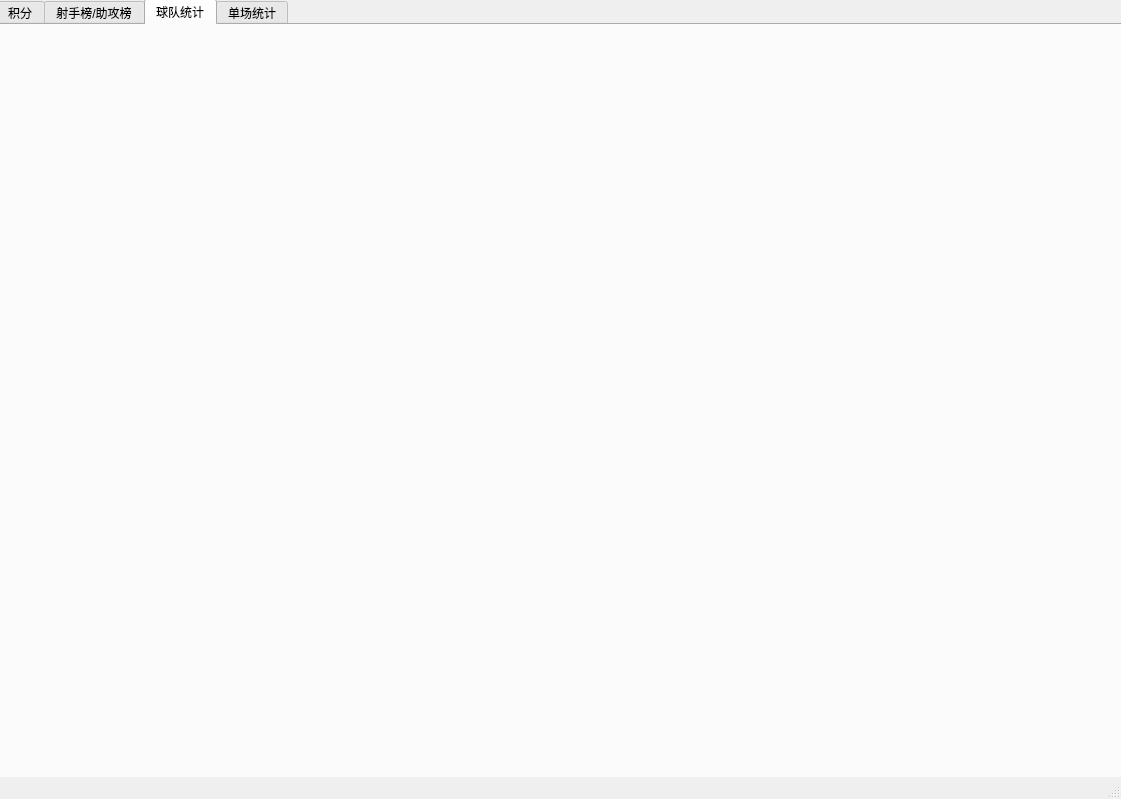
Old version of the form Project/mainUI.ui in the repository FontaineGuo/Tiki-Taka-Visual.
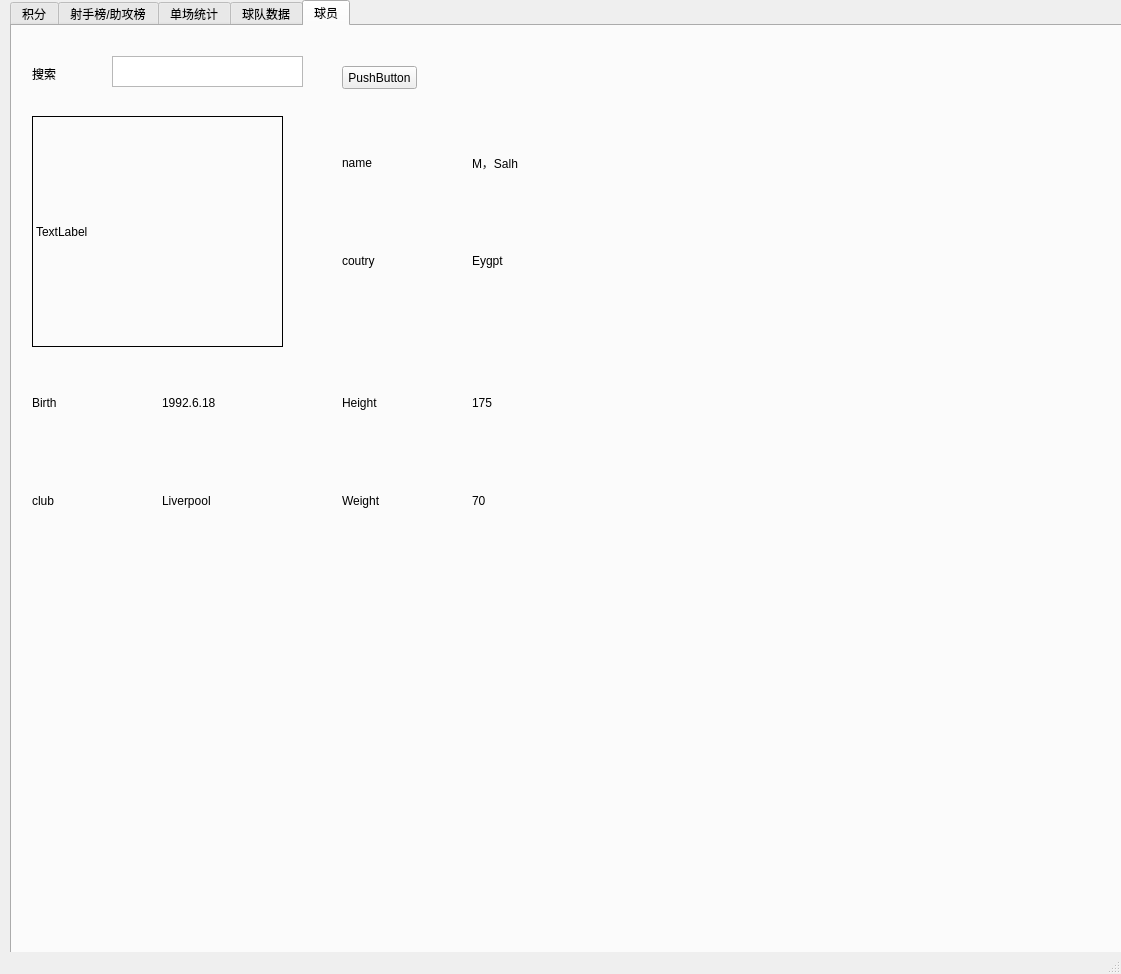
New version of the form. The open tabs and pages were chosen to show the change.

What changed in the file:
```diff
--- a/Project/mainUI.ui
+++ b/Project/mainUI.ui
@@ -7,7 +7,7 @@
     <x>0</x>
     <y>0</y>
     <width>1121</width>
-    <height>799</height>
+    <height>974</height>
    </rect>
   </property>
   <property name="windowTitle">
@@ -17,10 +17,10 @@
    <widget class="QTabWidget" name="MainTabCtr">
     <property name="geometry">
      <rect>
-      <x>-4</x>
-      <y>-1</y>
+      <x>10</x>
+      <y>0</y>
       <width>1131</width>
-      <height>801</height>
+      <height>971</height>
      </rect>
     </property>
     <property name="currentIndex">
@@ -120,15 +120,15 @@
     </widget>
     <widget class="QWidget" name="tab_3">
      <attribute name="title">
-      <string>球队统计</string>
+      <string>单场统计</string>
      </attribute>
      <widget class="QWidget" name="verticalLayoutWidget">
       <property name="geometry">
        <rect>
-        <x>230</x>
-        <y>180</y>
-        <width>821</width>
-        <height>511</height>
+        <x>180</x>
+        <y>350</y>
+        <width>221</width>
+        <height>191</height>
        </rect>
       </property>
       <layout class="QVBoxLayout" name="charts_test">
@@ -140,8 +140,379 @@
     </widget>
     <widget class="QWidget" name="tab_4">
      <attribute name="title">
-      <string>单场统计</string>
+      <string>球队数据</string>
      </attribute>
+     <widget class="QComboBox" name="comboBox_4">
+      <property name="geometry">
+       <rect>
+        <x>40</x>
+        <y>20</y>
+        <width>191</width>
+        <height>22</height>
+       </rect>
+      </property>
+     </widget>
+     <widget class="QComboBox" name="comboBox_5">
+      <property name="geometry">
+       <rect>
+        <x>250</x>
+        <y>20</y>
+        <width>191</width>
+        <height>22</height>
+       </rect>
+      </property>
+     </widget>
+     <widget class="QLabel" name="label_7">
+      <property name="geometry">
+       <rect>
+        <x>40</x>
+        <y>90</y>
+        <width>201</width>
+        <height>191</height>
+       </rect>
+      </property>
+      <property name="frameShape">
+       <enum>QFrame::Panel</enum>
+      </property>
+      <property name="text">
+       <string>TextLabel</string>
+      </property>
+     </widget>
+     <widget class="QWidget" name="verticalLayoutWidget_5">
+      <property name="geometry">
+       <rect>
+        <x>280</x>
+        <y>90</y>
+        <width>121</width>
+        <height>191</height>
+       </rect>
+      </property>
+      <layout class="QVBoxLayout" name="verticalLayout_3">
+       <item>
+        <widget class="QLabel" name="label_8">
+         <property name="text">
+          <string>name</string>
+         </property>
+        </widget>
+       </item>
+       <item>
+        <widget class="QLabel" name="label_9">
+         <property name="text">
+          <string>coutry</string>
+         </property>
+        </widget>
+       </item>
+      </layout>
+     </widget>
+     <widget class="QWidget" name="verticalLayoutWidget_6">
+      <property name="geometry">
+       <rect>
+        <x>440</x>
+        <y>90</y>
+        <width>121</width>
+        <height>191</height>
+       </rect>
+      </property>
+      <layout class="QVBoxLayout" name="verticalLayout_4">
+       <item>
+        <widget class="QLabel" name="label_10">
+         <property name="text">
+          <string>liverpool</string>
+         </property>
+        </widget>
+       </item>
+       <item>
+        <widget class="QLabel" name="label_11">
+         <property name="text">
+          <string>England</string>
+         </property>
+        </widget>
+       </item>
+      </layout>
+     </widget>
+     <widget class="QWidget" name="verticalLayoutWidget_7">
+      <property name="geometry">
+       <rect>
+        <x>40</x>
+        <y>330</y>
+        <width>521</width>
+        <height>281</height>
+       </rect>
+      </property>
+      <layout class="QVBoxLayout" name="verticalLayout_5">
+       <item>
+        <widget class="QWidget" name="widget_2" native="true"/>
+       </item>
+      </layout>
+     </widget>
+     <widget class="QWidget" name="verticalLayoutWidget_8">
+      <property name="geometry">
+       <rect>
+        <x>40</x>
+        <y>630</y>
+        <width>521</width>
+        <height>281</height>
+       </rect>
+      </property>
+      <layout class="QVBoxLayout" name="verticalLayout_6">
+       <item>
+        <widget class="QWidget" name="widget_3" native="true"/>
+       </item>
+      </layout>
+     </widget>
+     <widget class="QTextBrowser" name="textBrowser">
+      <property name="geometry">
+       <rect>
+        <x>600</x>
+        <y>330</y>
+        <width>501</width>
+        <height>581</height>
+       </rect>
+      </property>
+     </widget>
+    </widget>
+    <widget class="QWidget" name="tab_5">
+     <attribute name="title">
+      <string>球员</string>
+     </attribute>
+     <widget class="QPlainTextEdit" name="plainTextEdit">
+      <property name="geometry">
+       <rect>
+        <x>100</x>
+        <y>30</y>
+        <width>191</width>
+        <height>31</height>
+       </rect>
+      </property>
+     </widget>
+     <widget class="QLabel" name="label_12">
+      <property name="geometry">
+       <rect>
+        <x>20</x>
+        <y>32</y>
+        <width>61</width>
+        <height>31</height>
+       </rect>
+      </property>
+      <property name="text">
+       <string>搜索</string>
+      </property>
+     </widget>
+     <widget class="QLabel" name="label_13">
+      <property name="geometry">
+       <rect>
+        <x>20</x>
+        <y>90</y>
+        <width>251</width>
+        <height>231</height>
+       </rect>
+      </property>
+      <property name="frameShape">
+       <enum>QFrame::Panel</enum>
+      </property>
+      <property name="text">
+       <string>TextLabel</string>
+      </property>
+     </widget>
+     <widget class="QWidget" name="verticalLayoutWidget_9">
+      <property name="geometry">
+       <rect>
+        <x>330</x>
+        <y>90</y>
+        <width>121</width>
+        <height>191</height>
+       </rect>
+      </property>
+      <layout class="QVBoxLayout" name="verticalLayout_7">
+       <item>
+        <widget class="QLabel" name="label_14">
+         <property name="text">
+          <string>name</string>
+         </property>
+        </widget>
+       </item>
+       <item>
+        <widget class="QLabel" name="label_15">
+         <property name="text">
+          <string>coutry</string>
+         </property>
+        </widget>
+       </item>
+      </layout>
+     </widget>
+     <widget class="QWidget" name="verticalLayoutWidget_10">
+      <property name="geometry">
+       <rect>
+        <x>460</x>
+        <y>90</y>
+        <width>121</width>
+        <height>191</height>
+       </rect>
+      </property>
+      <layout class="QVBoxLayout" name="verticalLayout_8">
+       <item>
+        <widget class="QLabel" name="label_16">
+         <property name="text">
+          <string>M，Salh</string>
+         </property>
+        </widget>
+       </item>
+       <item>
+        <widget class="QLabel" name="label_17">
+         <property name="text">
+          <string>Eygpt</string>
+         </property>
+        </widget>
+       </item>
+      </layout>
+     </widget>
+     <widget class="QWidget" name="verticalLayoutWidget_11">
+      <property name="geometry">
+       <rect>
+        <x>20</x>
+        <y>330</y>
+        <width>121</width>
+        <height>191</height>
+       </rect>
+      </property>
+      <layout class="QVBoxLayout" name="verticalLayout_9">
+       <item>
+        <widget class="QLabel" name="label_18">
+         <property name="text">
+          <string>Birth</string>
+         </property>
+        </widget>
+       </item>
+       <item>
+        <widget class="QLabel" name="label_19">
+         <property name="text">
+          <string>club</string>
+         </property>
+        </widget>
+       </item>
+      </layout>
+     </widget>
+     <widget class="QWidget" name="verticalLayoutWidget_12">
+      <property name="geometry">
+       <rect>
+        <x>150</x>
+        <y>330</y>
+        <width>121</width>
+        <height>191</height>
+       </rect>
+      </property>
+      <layout class="QVBoxLayout" name="verticalLayout_10">
+       <item>
+        <widget class="QLabel" name="label_20">
+         <property name="text">
+          <string>1992.6.18</string>
+         </property>
+        </widget>
+       </item>
+       <item>
+        <widget class="QLabel" name="label_21">
+         <property name="text">
+          <string>Liverpool</string>
+         </property>
+        </widget>
+       </item>
+      </layout>
+     </widget>
+     <widget class="QWidget" name="verticalLayoutWidget_13">
+      <property name="geometry">
+       <rect>
+        <x>330</x>
+        <y>330</y>
+        <width>121</width>
+        <height>191</height>
+       </rect>
+      </property>
+      <layout class="QVBoxLayout" name="verticalLayout_11">
+       <item>
+        <widget class="QLabel" name="label_22">
+         <property name="text">
+          <string>Height</string>
+         </property>
+        </widget>
+       </item>
+       <item>
+        <widget class="QLabel" name="label_23">
+         <property name="text">
+          <string>Weight</string>
+         </property>
+        </widget>
+       </item>
+      </layout>
+     </widget>
+     <widget class="QWidget" name="verticalLayoutWidget_14">
+      <property name="geometry">
+       <rect>
+        <x>460</x>
+        <y>330</y>
+        <width>121</width>
+        <height>191</height>
+       </rect>
+      </property>
+      <layout class="QVBoxLayout" name="verticalLayout_12">
+       <item>
+        <widget class="QLabel" name="label_24">
+         <property name="text">
+          <string>175</string>
+         </property>
+        </widget>
+       </item>
+       <item>
+        <widget class="QLabel" name="label_25">
+         <property name="text">
+          <string>70</string>
+         </property>
+        </widget>
+       </item>
+      </layout>
+     </widget>
+     <widget class="QPushButton" name="pushButton">
+      <property name="geometry">
+       <rect>
+        <x>330</x>
+        <y>40</y>
+        <width>75</width>
+        <height>23</height>
+       </rect>
+      </property>
+      <property name="text">
+       <string>PushButton</string>
+      </property>
+     </widget>
+     <widget class="QWidget" name="verticalLayoutWidget_15">
+      <property name="geometry">
+       <rect>
+        <x>20</x>
+        <y>550</y>
+        <width>561</width>
+        <height>321</height>
+       </rect>
+      </property>
+      <layout class="QVBoxLayout" name="verticalLayout_13">
+       <item>
+        <widget class="QWidget" name="widget_4" native="true"/>
+       </item>
+      </layout>
+     </widget>
+     <widget class="QWidget" name="verticalLayoutWidget_16">
+      <property name="geometry">
+       <rect>
+        <x>600</x>
+        <y>90</y>
+        <width>491</width>
+        <height>781</height>
+       </rect>
+      </property>
+      <layout class="QVBoxLayout" name="verticalLayout_14">
+       <item>
+        <widget class="QWidget" name="widget_5" native="true"/>
+       </item>
+      </layout>
+     </widget>
     </widget>
    </widget>
   </widget>
```
Left out of the diff: 158 changed lines with no effect on the pictures.
